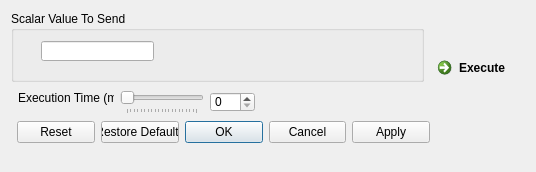
SCIInstitute/SCIRun, file src/Interface/Modules/Testing/SendScalar.ui: the form before one commit.
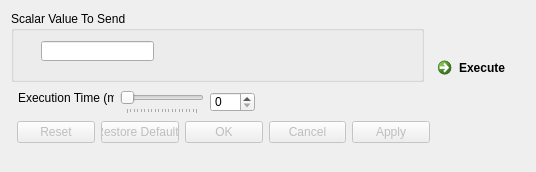
The form after the commit.

Patch:
```diff
--- a/src/Interface/Modules/Testing/SendScalar.ui
+++ b/src/Interface/Modules/Testing/SendScalar.ui
@@ -14,6 +14,9 @@
    <string>Dialog</string>
   </property>
   <widget class="QDialogButtonBox" name="buttonBox">
+   <property name="enabled">
+    <bool>false</bool>
+   </property>
    <property name="geometry">
     <rect>
      <x>17</x>
```
